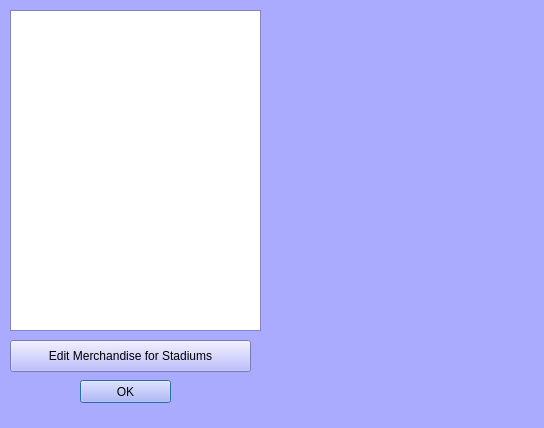
Xannada/Spring15Project2, file Project2/adminwindow.ui: the form before one commit.
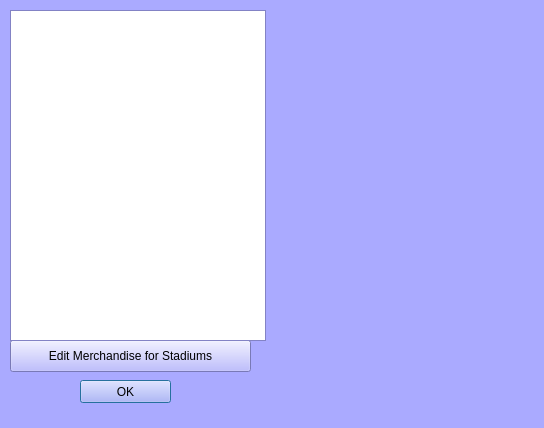
The form after the commit.

Commit message: added functionality for admin window and merchandise editing, displays all fields needed

```diff
--- a/Project2/adminwindow.ui
+++ b/Project2/adminwindow.ui
@@ -428,16 +428,6 @@
   <property name="windowTitle">
    <string>Dialog</string>
   </property>
-  <widget class="QTextEdit" name="infoedit">
-   <property name="geometry">
-    <rect>
-     <x>10</x>
-     <y>10</y>
-     <width>251</width>
-     <height>321</height>
-    </rect>
-   </property>
-  </widget>
   <widget class="QPushButton" name="okay">
    <property name="geometry">
     <rect>
@@ -464,6 +454,16 @@
     <string>Edit Merchandise for Stadiums</string>
    </property>
   </widget>
+  <widget class="QListWidget" name="stadiumList">
+   <property name="geometry">
+    <rect>
+     <x>10</x>
+     <y>10</y>
+     <width>256</width>
+     <height>331</height>
+    </rect>
+   </property>
+  </widget>
  </widget>
  <resources/>
  <connections/>
```
The commit also changes 6 other files.
